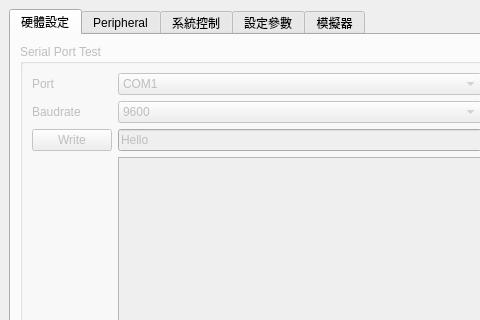
This is frmhardwareconfig.ui in haoyi-jason/BMS_HY01_old as Qt 5 draws it before an edit; both pictures show x 0 to 480 and y 0 to 320 of the 1280 by 644 pixel window. The edited form follows.
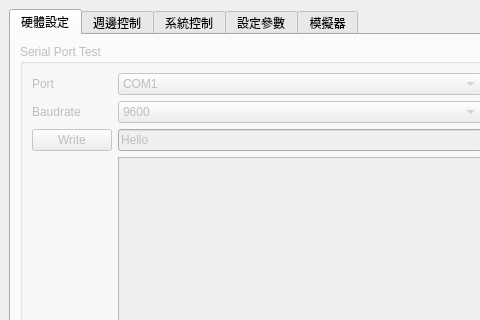
This is the edited form. The open tabs and pages were chosen to show the change. Custom widgets are drawn as their Qt base class.

```diff
--- a/frmhardwareconfig.ui
+++ b/frmhardwareconfig.ui
@@ -322,7 +322,7 @@
    </widget>
    <widget class="QWidget" name="tab_2">
     <attribute name="title">
-     <string>Peripheral</string>
+     <string>週邊控制</string>
     </attribute>
     <layout class="QVBoxLayout" name="verticalLayout_2">
      <item>
```
Left out of the diff: 2 changed lines with no effect on the pictures.
